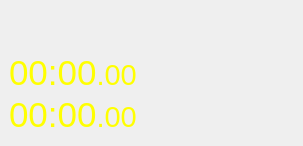
This is EliteSpeedrunTool/DisplayInfoDialog.ui in GTA5Oracle/EliteSpeedrunTool as Qt 5 draws it before an edit. The edited form follows.
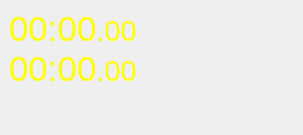
This is the edited form. Icons and pictures are not drawn.

Patch:
```diff
--- a/EliteSpeedrunTool/DisplayInfoDialog.ui
+++ b/EliteSpeedrunTool/DisplayInfoDialog.ui
@@ -7,7 +7,7 @@
     <x>0</x>
     <y>0</y>
     <width>303</width>
-    <height>146</height>
+    <height>135</height>
    </rect>
   </property>
   <property name="sizePolicy">
@@ -47,24 +47,6 @@
         <property name="spacing">
          <number>0</number>
         </property>
-        <item>
-         <widget class="QLabel" name="labHeadShotCount">
-          <property name="sizePolicy">
-           <sizepolicy hsizetype="Minimum" vsizetype="Preferred">
-            <horstretch>0</horstretch>
-            <verstretch>0</verstretch>
-           </sizepolicy>
-          </property>
-          <property name="font">
-           <font>
-            <pointsize>22</pointsize>
-           </font>
-          </property>
-          <property name="styleSheet">
-           <string notr="true">color: rgb(255, 255, 0);</string>
-          </property>
-         </widget>
-        </item>
         <item>
          <widget class="QLabel" name="labAutoTimer">
           <property name="sizePolicy">
@@ -97,6 +79,19 @@
           </property>
          </widget>
         </item>
+        <item>
+         <spacer name="verticalSpacer">
+          <property name="orientation">
+           <enum>Qt::Vertical</enum>
+          </property>
+          <property name="sizeHint" stdset="0">
+           <size>
+            <width>20</width>
+            <height>1</height>
+           </size>
+          </property>
+         </spacer>
+        </item>
        </layout>
       </item>
      </layout>
```
Left out of the diff: 2 changed lines with no effect on the pictures.
